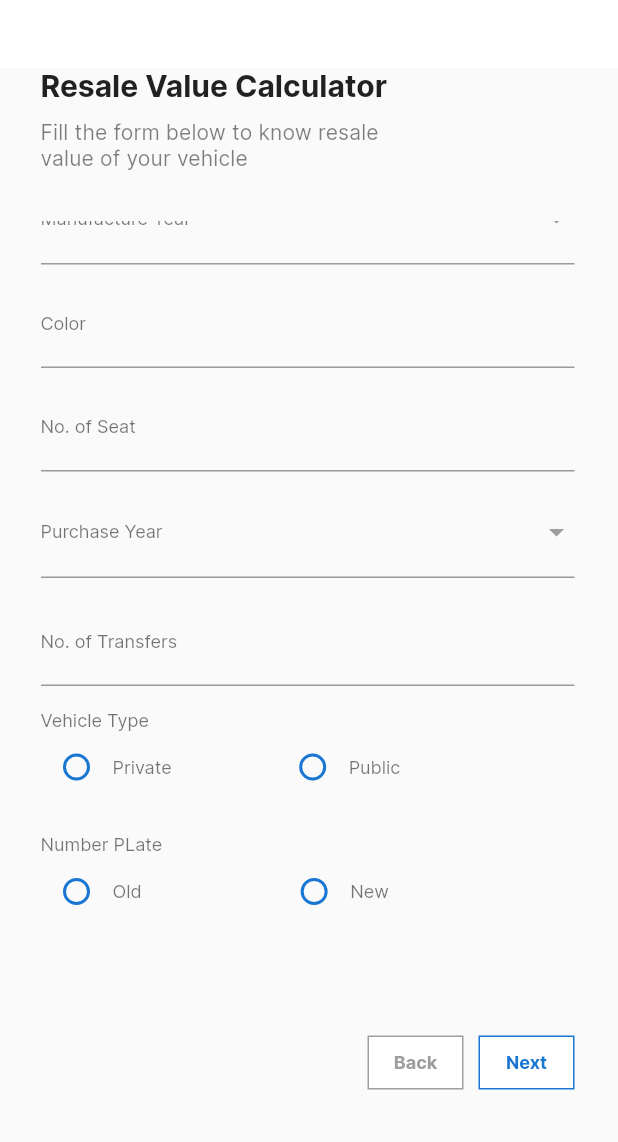
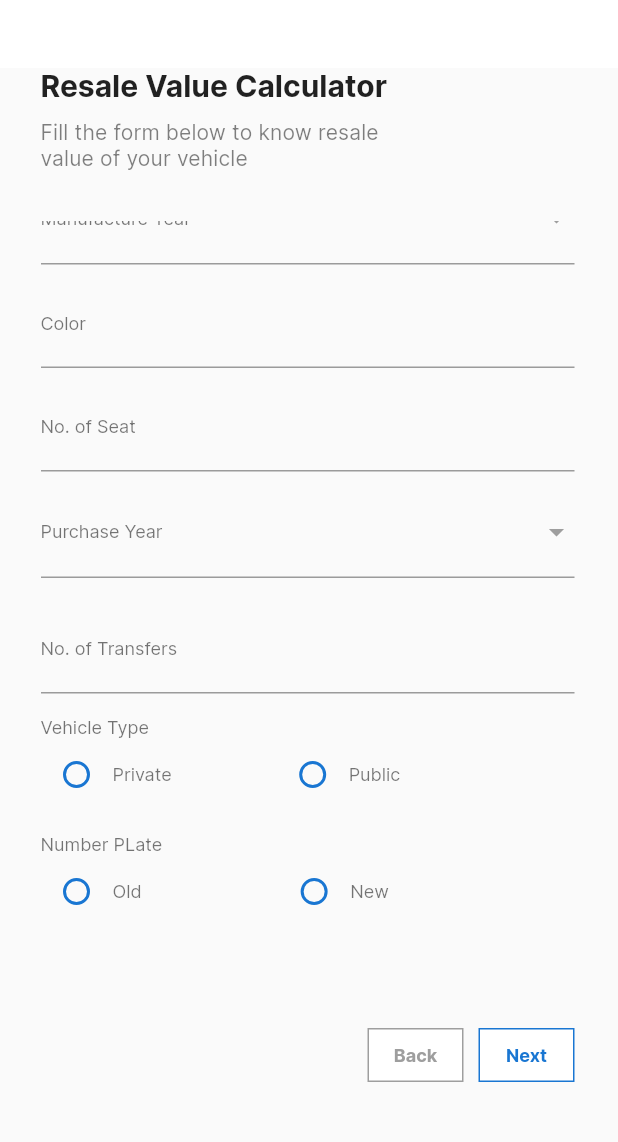
Before and after one commit to Shrisha-shrestha/aaviss_motors, a Flutter app: the VehicleInfo screen opened directly with empty values, scrolled down 340 dp, on a phone screen of 412 x 824 dp, the part 94-1236 px from its top. Run offline on Flutter 3.47's test engine with Material 2 defaults, Android fonts, the phone set to English and light mode, and no system bars; our stand-ins replace dotted_border, flutter_svg, image_picker.

Commit message:
Finishing touches

```diff
--- a/lib/screens/search_detail.dart
+++ b/lib/screens/search_detail.dart
@@ -70,7 +70,9 @@ class _SearchDetailState extends State<SearchDetail> {
                 'Search Your Detail ',
                 style: Theme.of(context).textTheme.headline6,
               ),
-              Form(
+              SingleChildScrollView(
+                child: Container(
+                  child: Form(
                     key: _formkey,
                       child:  TextFormField(
                         onSaved: (String? value) {
@@ -87,6 +89,8 @@ class _SearchDetailState extends State<SearchDetail> {
                           ),
                         ),
                       ),),
+                ),
+              ),
               SizedBox(height: 15.0,),
               Row(
                 mainAxisAlignment: MainAxisAlignment.end,
--- a/lib/screens/vehicle_info.dart
+++ b/lib/screens/vehicle_info.dart
@@ -293,7 +293,7 @@ String? errorinpurchase='',errorinvehicletype='',errorinnumbreplate='';
                             ),
                              Padding(
                                padding: const EdgeInsets.only(top: 3.0),
-                               child: SizedBox(height: 10.0,
+                               child: SizedBox(height: 15.0,
                                   child:Text('$errorinpurchase',style: Theme.of(context).textTheme.caption!.copyWith(color: Colors.red))),
                              ),
 
@@ -347,7 +347,7 @@ String? errorinpurchase='',errorinvehicletype='',errorinnumbreplate='';
                                     style: Theme.of(context).textTheme.caption),
                               ],
                             ),
-                            SizedBox(height: 20.0,
+                            SizedBox(
                                 child:Text('$errorinvehicletype',style: Theme.of(context).textTheme.caption!.copyWith(color: Colors.red),)),
                             Text('Number PLate',
                               style: Theme.of(context).textTheme.caption,),
@@ -385,8 +385,7 @@ String? errorinpurchase='',errorinvehicletype='',errorinnumbreplate='';
                                     style: Theme.of(context).textTheme.caption),
                               ],
                             ),
-                            SizedBox(height: 20.0,
-                                child:Text('$errorinnumbreplate',style: Theme.of(context).textTheme.caption!.copyWith(color: Colors.red),)),
+                            SizedBox(child:Text('$errorinnumbreplate',style: Theme.of(context).textTheme.caption!.copyWith(color: Colors.red),)),
                             Visibility(
                               visible: _isvisible1,
                               child: Column(
```
Also changed, not shown: lib/screens/personnel_info.dart (+8 -7 lines). Lines whose indentation alone changed are shown as unchanged.
